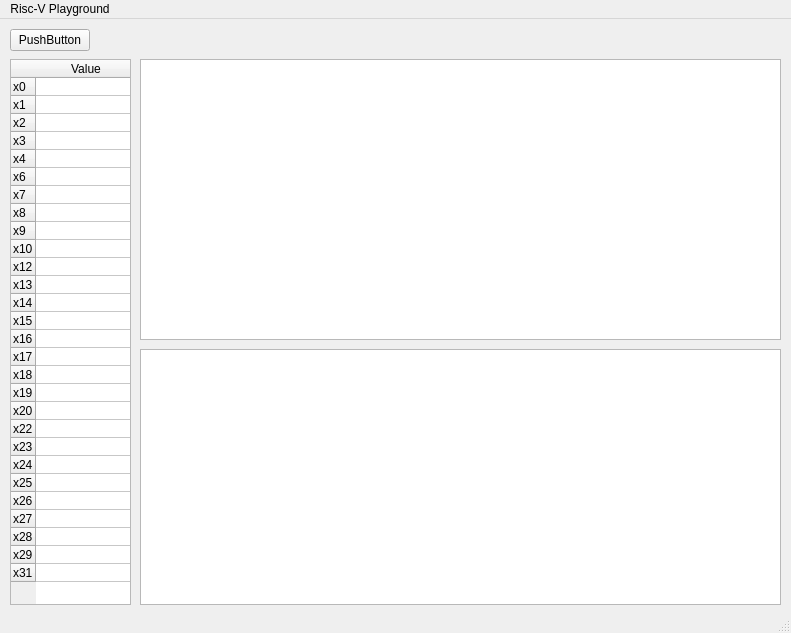
First picture: the form in RISC-V-Playground/mainwindow.ui, repository darkvictor13/RISC-V-Playground, before the edit.
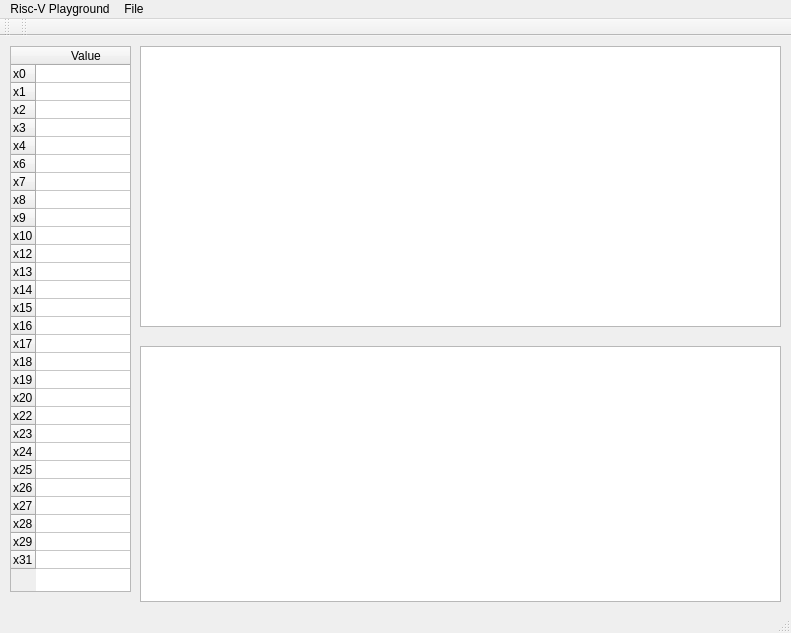
Second picture: the form after the edit.

Patch:
```diff
--- a/RISC-V-Playground/mainwindow.ui
+++ b/RISC-V-Playground/mainwindow.ui
@@ -18,7 +18,7 @@
     <property name="geometry">
      <rect>
       <x>10</x>
-      <y>40</y>
+      <y>10</y>
       <width>121</width>
       <height>546</height>
      </rect>
@@ -188,7 +188,7 @@
     <property name="geometry">
      <rect>
       <x>140</x>
-      <y>40</y>
+      <y>10</y>
       <width>641</width>
       <height>281</height>
      </rect>
@@ -198,24 +198,21 @@
     <property name="geometry">
      <rect>
       <x>140</x>
-      <y>330</y>
+      <y>310</y>
       <width>641</width>
       <height>256</height>
      </rect>
     </property>
    </widget>
-   <widget class="QPushButton" name="pushButton">
+   <widget class="QTextEdit" name="textEdit">
     <property name="geometry">
      <rect>
-      <x>10</x>
+      <x>140</x>
       <y>10</y>
-      <width>80</width>
-      <height>22</height>
+      <width>641</width>
+      <height>281</height>
      </rect>
     </property>
-    <property name="text">
-     <string>PushButton</string>
-    </property>
    </widget>
   </widget>
   <widget class="QMenuBar" name="menubar">
@@ -224,17 +221,79 @@
      <x>0</x>
      <y>0</y>
      <width>791</width>
-     <height>19</height>
+     <height>18</height>
     </rect>
    </property>
    <widget class="QMenu" name="menuRisc_V_Playground">
     <property name="title">
      <string>Risc-V Playground</string>
     </property>
+    <addaction name="actionSobre"/>
+    <addaction name="actionSobre_o_QT"/>
+   </widget>
+   <widget class="QMenu" name="menuFile">
+    <property name="title">
+     <string>File</string>
+    </property>
+    <addaction name="actionAbrir_codigo_assembly"/>
+    <addaction name="actionAbrir_bin_rio"/>
+    <addaction name="separator"/>
+    <addaction name="actionSalvar"/>
    </widget>
    <addaction name="menuRisc_V_Playground"/>
+   <addaction name="menuFile"/>
   </widget>
   <widget class="QStatusBar" name="statusbar"/>
+  <widget class="QToolBar" name="toolBar">
+   <property name="windowTitle">
+    <string>toolBar</string>
+   </property>
+   <attribute name="toolBarArea">
+    <enum>TopToolBarArea</enum>
+   </attribute>
+   <attribute name="toolBarBreak">
+    <bool>false</bool>
+   </attribute>
+  </widget>
+  <widget class="QToolBar" name="toolBar_2">
+   <property name="windowTitle">
+    <string>toolBar_2</string>
+   </property>
+   <attribute name="toolBarArea">
+    <enum>TopToolBarArea</enum>
+   </attribute>
+   <attribute name="toolBarBreak">
+    <bool>false</bool>
+   </attribute>
+  </widget>
+  <action name="actionAbrir_codigo_assembly">
+   <property name="text">
+    <string>Abrir codigo assembly</string>
+   </property>
+  </action>
+  <action name="actionAbrir_bin_rio">
+   <property name="text">
+    <string>Abrir binário</string>
+   </property>
+  </action>
+  <action name="actionSobre">
+   <property name="text">
+    <string>Sobre</string>
+   </property>
+  </action>
+  <action name="actionSalvar">
+   <property name="text">
+    <string>Salvar</string>
+   </property>
+   <property name="shortcut">
+    <string>Ctrl+S</string>
+   </property>
+  </action>
+  <action name="actionSobre_o_QT">
+   <property name="text">
+    <string>Sobre o QT</string>
+   </property>
+  </action>
  </widget>
  <resources/>
  <connections/>
```
Left out of the diff: 6 changed lines with no effect on the pictures.
